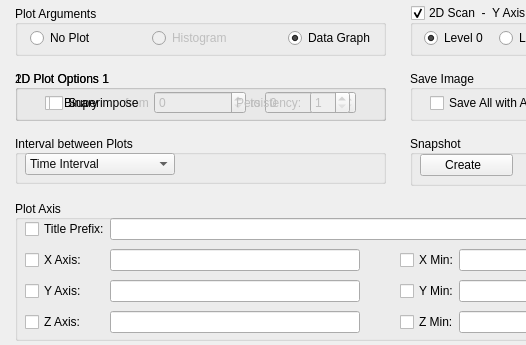
First picture: the form in slsDetectorGui/forms/form_tab_plot.ui, repository slsdetectorgroup/slsDetectorPackage, before the edit; both pictures show x 0 to 526 and y 0 to 345 of the 775 by 345 pixel window.
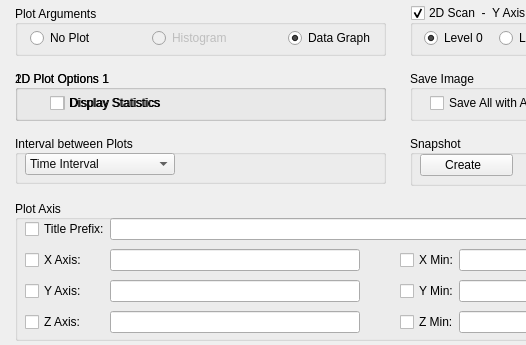
Second picture: the form after the edit. The open tabs and pages were chosen to show the change. Icons and pictures are not drawn.

Commit message: checking if probes or threshold ..shouldnt check if its the wrong detector  unnecessary err printouts

```diff
--- a/slsDetectorGui/forms/form_tab_plot.ui
+++ b/slsDetectorGui/forms/form_tab_plot.ui
@@ -99,7 +99,7 @@
      </rect>
     </property>
     <property name="currentIndex">
-     <number>3</number>
+     <number>4</number>
     </property>
     <widget class="QWidget" name="page_6">
      <widget class="QWidget" name="gridLayoutWidget_5">
@@ -542,6 +542,44 @@
       </layout>
      </widget>
     </widget>
+    <widget class="QWidget" name="page_11">
+     <widget class="QWidget" name="horizontalLayoutWidget_12">
+      <property name="geometry">
+       <rect>
+        <x>25</x>
+        <y>5</y>
+        <width>128</width>
+        <height>26</height>
+       </rect>
+      </property>
+      <layout class="QHBoxLayout" name="layoutSave_8">
+       <property name="spacing">
+        <number>0</number>
+       </property>
+       <item>
+        <widget class="QCheckBox" name="chkStatistics_2">
+         <property name="enabled">
+          <bool>true</bool>
+         </property>
+         <property name="sizePolicy">
+          <sizepolicy hsizetype="Fixed" vsizetype="Fixed">
+           <horstretch>0</horstretch>
+           <verstretch>0</verstretch>
+          </sizepolicy>
+         </property>
+         <property name="toolTip">
+          <string>&lt;nobr&gt;
+Displays minimum, maximum and sum of values for each plot.
+&lt;nobr&gt;</string>
+         </property>
+         <property name="text">
+          <string>Display Statistics</string>
+         </property>
+        </widget>
+       </item>
+      </layout>
+     </widget>
+    </widget>
    </widget>
   </widget>
   <widget class="QGroupBox" name="box1D">
@@ -1100,6 +1138,44 @@
       </layout>
      </widget>
     </widget>
+    <widget class="QWidget" name="page_10">
+     <widget class="QWidget" name="horizontalLayoutWidget_9">
+      <property name="geometry">
+       <rect>
+        <x>25</x>
+        <y>5</y>
+        <width>128</width>
+        <height>26</height>
+       </rect>
+      </property>
+      <layout class="QHBoxLayout" name="layoutSave_7">
+       <property name="spacing">
+        <number>0</number>
+       </property>
+       <item>
+        <widget class="QCheckBox" name="chkStatistics">
+         <property name="enabled">
+          <bool>true</bool>
+         </property>
+         <property name="sizePolicy">
+          <sizepolicy hsizetype="Fixed" vsizetype="Fixed">
+           <horstretch>0</horstretch>
+           <verstretch>0</verstretch>
+          </sizepolicy>
+         </property>
+         <property name="toolTip">
+          <string>&lt;nobr&gt;
+Displays minimum, maximum and sum of values for each plot.
+&lt;nobr&gt;</string>
+         </property>
+         <property name="text">
+          <string>Display Statistics</string>
+         </property>
+        </widget>
+       </item>
+      </layout>
+     </widget>
+    </widget>
    </widget>
   </widget>
   <widget class="QGroupBox" name="boxSave">
```
Left out of the diff: 2 changed lines with no effect on the pictures. The commit also changes 4 other files.
